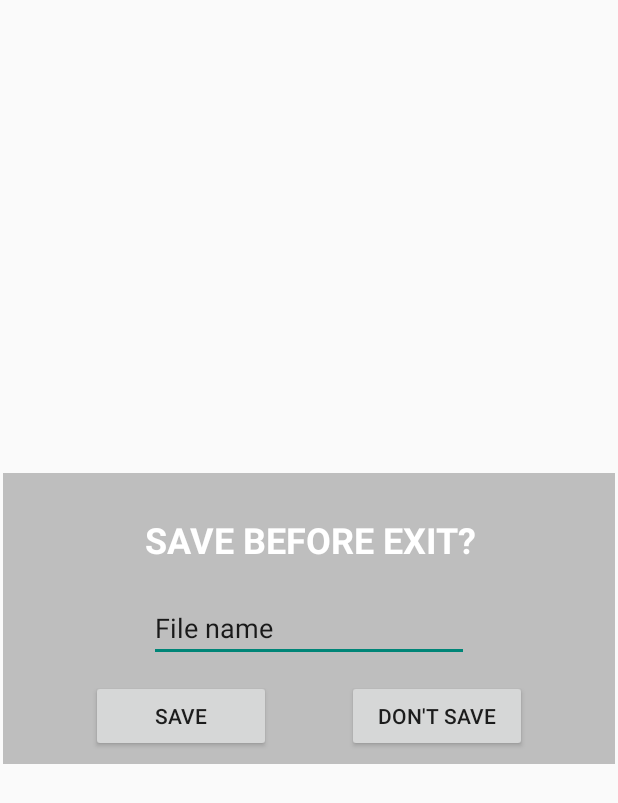
After one commit to frokogithub/QuickScore, an Android app: the layout dialog_save.xml on its own in the app's theme, with its tools: preview values and no code run, on a phone screen of 412 x 824 dp. The commit adds this screen. Shown: the top 803 px of the screen. Run offline under Robolectric (Android 15) with nearby library versions, the phone set to English and light mode, and no system bars.

Commit message:
"save" dialog

```diff
--- a/app/build.gradle
+++ b/app/build.gradle
@@ -28,4 +28,6 @@ dependencies {
     androidTestImplementation 'androidx.test.espresso:espresso-core:3.3.0-alpha02'
     implementation 'androidx.gridlayout:gridlayout:1.0.0'
     implementation 'com.google.android.material:material:1.0.0'
+
+
 }
--- a/app/src/main/AndroidManifest.xml
+++ b/app/src/main/AndroidManifest.xml
@@ -13,6 +13,9 @@
         android:roundIcon="@mipmap/ic_launcher_round"
         android:supportsRtl="true"
         android:theme="@style/AppTheme.NoActionBar">
+        <!--android:theme="@style/AppTheme.NoActionBar"-->
+
+
         <activity android:name=".MainActivity"
             android:screenOrientation="portrait">
             <intent-filter>
@@ -23,6 +26,7 @@
 
         <activity
             android:name="SingleActivity"
+            android:theme="@style/AppTheme.NoActionBar"
             android:screenOrientation="portrait">
         </activity>
 
--- a/app/src/main/java/com/example/quickscore/BaseActivity.java
+++ b/app/src/main/java/com/example/quickscore/BaseActivity.java
@@ -5,6 +5,7 @@ package com.example.quickscore;
 Pozostałe aktywnośći dziedziczą po Base activity
 */
 
+import android.app.Activity;
 import android.os.Build;
 import android.os.Bundle;
 import android.view.WindowManager;
--- a/app/src/main/java/com/example/quickscore/MainActivity.java
+++ b/app/src/main/java/com/example/quickscore/MainActivity.java
@@ -4,6 +4,7 @@ import android.content.Intent;
 import android.os.Bundle;
 import android.view.View;
 import android.widget.Button;
+import android.app.Activity;
 
 public class MainActivity extends BaseActivity {
 
--- /dev/null
+++ b/app/src/main/res/layout/dialog_save.xml
@@ -0,0 +1,75 @@
+<?xml version="1.0" encoding="utf-8"?>
+<androidx.constraintlayout.widget.ConstraintLayout xmlns:android="http://schemas.android.com/apk/res/android"
+    xmlns:app="http://schemas.android.com/apk/res-auto"
+    xmlns:tools="http://schemas.android.com/tools"
+    android:layout_width="match_parent"
+    android:layout_height="match_parent"
+    android:orientation="vertical">
+
+    <LinearLayout
+        android:id="@+id/linearLayout3"
+        android:layout_width="408dp"
+        android:layout_height="194dp"
+        android:background="@color/dark_grey_3"
+        android:orientation="horizontal"
+        app:layout_constraintBottom_toBottomOf="parent"
+        app:layout_constraintEnd_toEndOf="parent"
+        app:layout_constraintStart_toStartOf="parent"
+        app:layout_constraintTop_toTopOf="parent">
+
+    </LinearLayout>
+
+    <TextView
+        android:id="@+id/textView3"
+        android:layout_width="wrap_content"
+        android:layout_height="wrap_content"
+        android:layout_marginStart="8dp"
+        android:layout_marginTop="28dp"
+        android:layout_weight="1"
+        android:text="SAVE BEFORE EXIT?"
+        android:textColor="@color/white_background"
+        android:textSize="24sp"
+        android:textStyle="bold"
+        app:layout_constraintEnd_toEndOf="@+id/linearLayout3"
+        app:layout_constraintHorizontal_bias="0.486"
+        app:layout_constraintStart_toStartOf="@+id/linearLayout3"
+        app:layout_constraintTop_toTopOf="@+id/linearLayout3" />
+
+    <EditText
+        android:id="@+id/editText"
+        android:layout_width="wrap_content"
+        android:layout_height="wrap_content"
+        android:layout_marginStart="8dp"
+        android:layout_marginTop="20dp"
+        android:ems="10"
+        android:inputType="textPersonName"
+        android:text="File name"
+        app:layout_constraintEnd_toEndOf="@+id/linearLayout3"
+        app:layout_constraintHorizontal_bias="0.478"
+        app:layout_constraintStart_toStartOf="@+id/linearLayout3"
+        app:layout_constraintTop_toBottomOf="@+id/textView3" />
+
+    <Button
+        android:id="@+id/bSave"
+        android:layout_width="120dp"
+        android:layout_height="wrap_content"
+        android:layout_marginStart="8dp"
+        android:layout_marginTop="12dp"
+        android:text="SAVE"
+        app:layout_constraintEnd_toStartOf="@+id/bdont_save"
+        app:layout_constraintHorizontal_bias="0.5"
+        app:layout_constraintStart_toStartOf="@+id/linearLayout3"
+        app:layout_constraintTop_toBottomOf="@+id/editText" />
+
+    <Button
+        android:id="@+id/bdont_save"
+        android:layout_width="120dp"
+        android:layout_height="wrap_content"
+        android:layout_marginEnd="8dp"
+        android:text="DON'T SAVE"
+        app:layout_constraintBottom_toBottomOf="@+id/bSave"
+        app:layout_constraintEnd_toEndOf="@+id/linearLayout3"
+        app:layout_constraintHorizontal_bias="0.5"
+        app:layout_constraintStart_toEndOf="@+id/bSave" />
+
+</androidx.constraintlayout.widget.ConstraintLayout>
--- a/app/src/main/res/values/styles.xml
+++ b/app/src/main/res/values/styles.xml
@@ -14,3 +14,4 @@
     </style>
 
 </resources>
+<!--"Theme.AppCompat.Light.DarkActionBar"-->
```
Also changed, not shown: app/src/main/java/com/example/quickscore/PopUpMenu.java (+47 -10 lines), app/src/main/java/com/example/quickscore/SingleActivity.java (+5 -4 lines).
